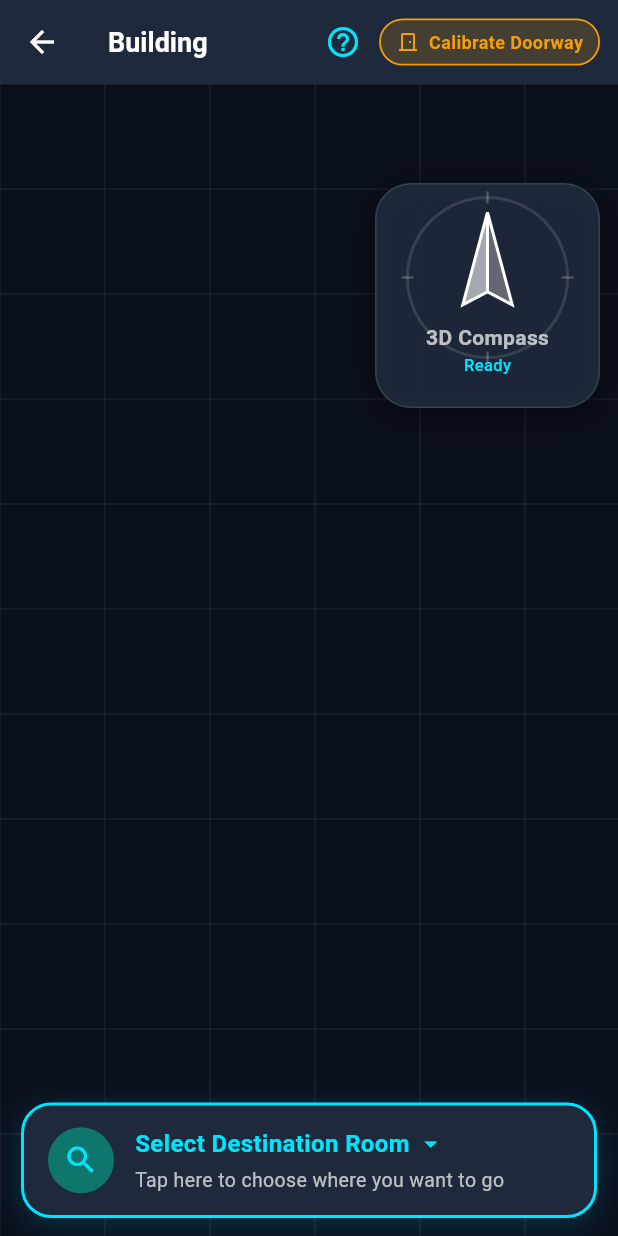
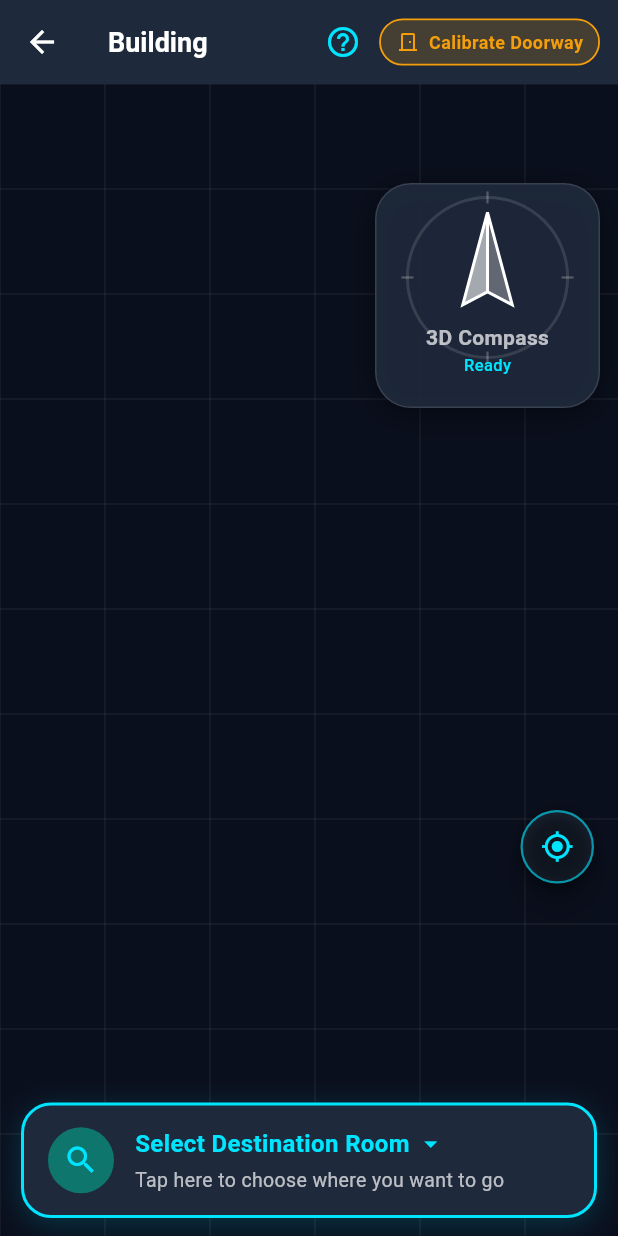
Before and after one commit to tobiastoica/3DCompass, a Flutter app: the NavigationScreen screen opened directly with empty values, on a phone screen of 412 x 824 dp. Run offline on Flutter 3.47's test engine with Material 3 defaults, Android fonts, the phone set to English and light mode, and no system bars; our stand-ins replace camera, geolocator, sensors_plus; statements that could not run were skipped.

Commit message:
feat(ui): add InteractiveViewer to FloorMapCanvas with pan, pinch-zoom, and recenter button

```diff
--- a/lib/ui/features/navigation/views/widgets/floor_map_canvas.dart
+++ b/lib/ui/features/navigation/views/widgets/floor_map_canvas.dart
@@ -4,9 +4,9 @@ import 'package:compass_3d/domain/models/coordinates_3d.dart';
 import 'package:compass_3d/domain/models/navigation_path.dart';
 import 'package:compass_3d/ui/core/theme/app_colors.dart';
 
-/// Renders a dynamic vector canvas representing the active building floor plan with readable labels.
-class FloorMapCanvas extends StatelessWidget {
-  /// Creates a floor map canvas.
+/// Renders an interactive vector canvas representing the active building floor plan with pan, zoom, and readable labels.
+class FloorMapCanvas extends StatefulWidget {
+  /// Creates an interactive floor map canvas.
   const FloorMapCanvas({
     super.key,
     required this.building,
@@ -28,18 +28,81 @@ class FloorMapCanvas extends StatelessWidget {
   final NavigationPath? activePath;
 
   @override
+  State<FloorMapCanvas> createState() => _FloorMapCanvasState();
+}
+
+class _FloorMapCanvasState extends State<FloorMapCanvas> {
+  final TransformationController _transformationController = TransformationController();
+
+  void _recenter() {
+    _transformationController.value = Matrix4.identity();
+  }
+
+  @override
+  void dispose() {
+    _transformationController.dispose();
+    super.dispose();
+  }
+
+  @override
   Widget build(BuildContext context) {
-    return Container(
-      color: const Color(0xFF0A0F1D),
-      child: CustomPaint(
-        size: Size.infinite,
-        painter: _FloorPlanPainter(
-          building: building,
-          floorIndex: activeFloorIndex,
-          userPos: userPosition,
-          path: activePath,
+    return Stack(
+      children: [
+        // Pan & Zoom Interactive Canvas
+        InteractiveViewer(
+          transformationController: _transformationController,
+          minScale: 0.35,
+          maxScale: 6.0,
+          boundaryMargin: const EdgeInsets.all(1500.0),
+          constrained: true,
+          child: SizedBox.expand(
+            child: Container(
+              color: const Color(0xFF0A0F1D),
+              child: CustomPaint(
+                painter: _FloorPlanPainter(
+                  building: widget.building,
+                  floorIndex: widget.activeFloorIndex,
+                  userPos: widget.userPosition,
+                  path: widget.activePath,
+                ),
+              ),
+            ),
+          ),
         ),
-      ),
+
+        // Recenter Floating Button
+        Positioned(
+          right: 16,
+          bottom: 235,
+          child: Material(
+            elevation: 8,
+            shape: const CircleBorder(),
+            color: AppColors.surfaceDark.withOpacity(0.92),
+            child: InkWell(
+              customBorder: const CircleBorder(),
+              onTap: _recenter,
+              child: Container(
+                padding: const EdgeInsets.all(12),
+                decoration: BoxDecoration(
+                  shape: BoxShape.circle,
+                  border: Border.all(
+                    color: AppColors.cyanAccent.withOpacity(0.6),
+                    width: 1.5,
+                  ),
+                  boxShadow: const [
+                    BoxShadow(color: Colors.black45, blurRadius: 8, offset: Offset(0, 2)),
+                  ],
+                ),
+                child: const Icon(
+                  Icons.my_location,
+                  color: AppColors.cyanAccent,
+                  size: 22,
+                ),
+              ),
+            ),
+          ),
+        ),
+      ],
     );
   }
 }
```
